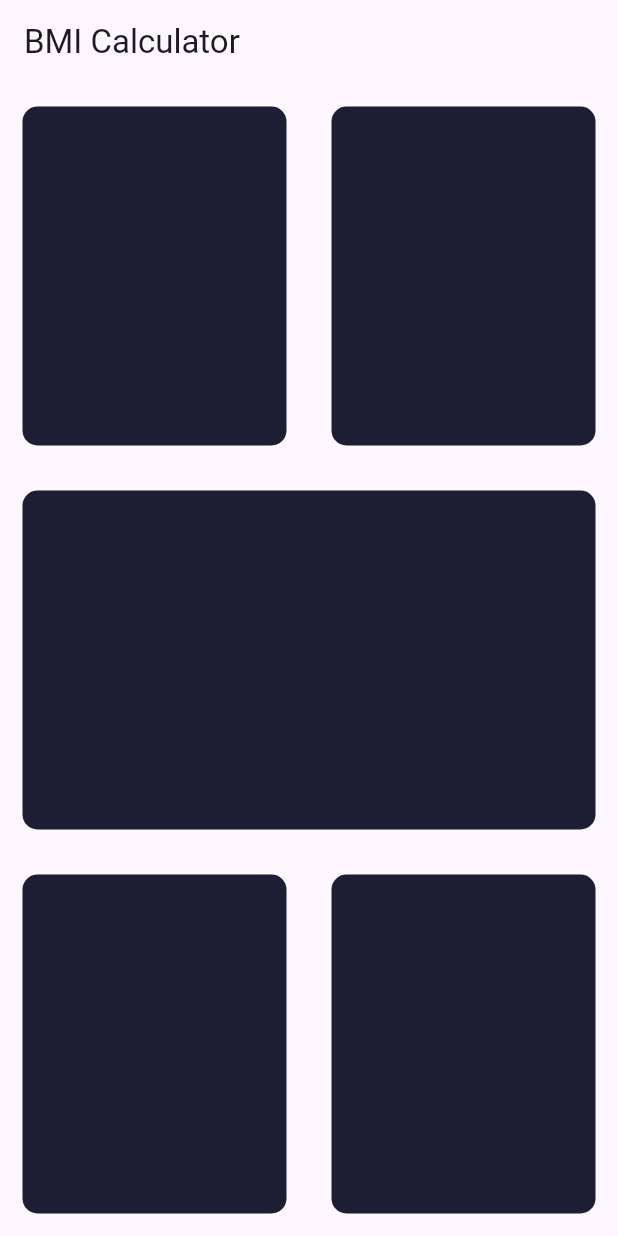
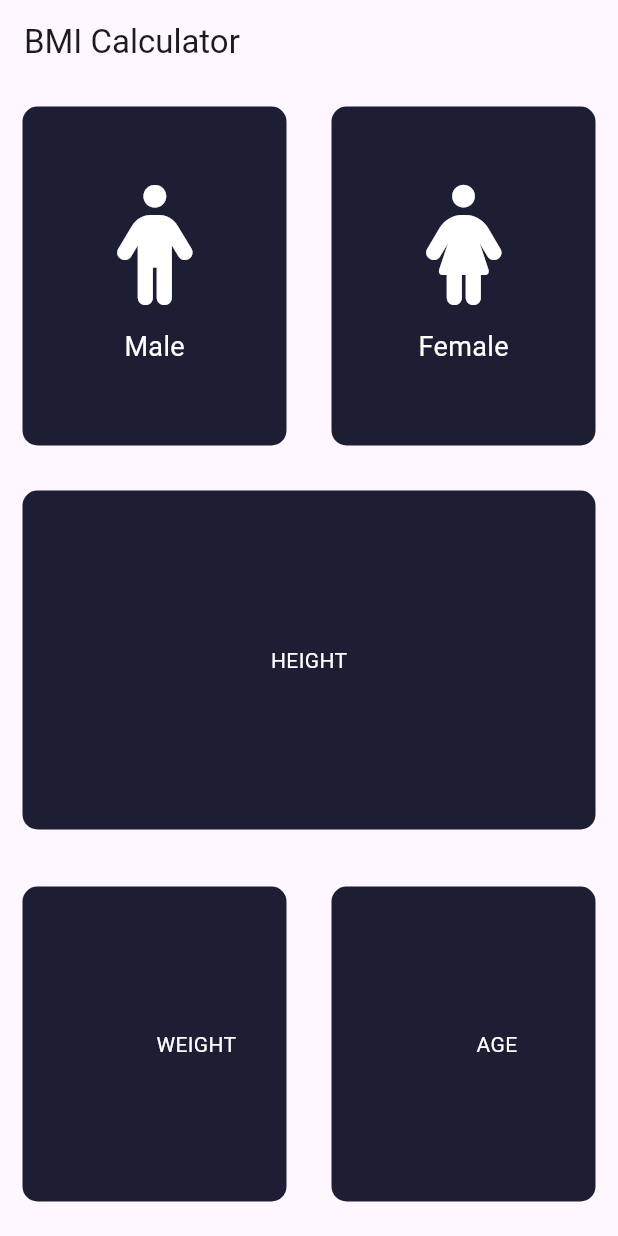
Before and after one commit to shahzaibkamal/BMI-Calculator-Shahzaib-, a Flutter app: the screen it shows after launch, on a phone screen of 412 x 824 dp. Run offline on Flutter 3.47's test engine with Material 3 defaults, Android fonts, the phone set to English and light mode, and no system bars; our stand-ins replace font_awesome_flutter.

Commit message:
Video 03: Set icons and text (cardWiidget)  https://www.youtube.com/watch?v=GlEom8wOkEg&list=PLGJPpb8f27YY-gBqVlUbWNz3Eo5IplFlT&index=74
Video 03: Set icons and text (cardWiidget)  https://www.youtube.com/watch?v=GlEom8wOkEg&list=PLGJPpb8f27YY-gBqVlUbWNz3Eo5IplFlT&index=74

```diff
--- a/lib/main.dart
+++ b/lib/main.dart
@@ -1,4 +1,5 @@
 import 'package:flutter/material.dart';
+import 'package:font_awesome_flutter/font_awesome_flutter.dart'; // Importing FontAwesomeIcons
 
 void main() {
   runApp(const MyApp());
@@ -26,7 +27,7 @@ class MyHomePage extends StatefulWidget {
   final String title;
 
   @override
-  _MyHomePageState createState() => _MyHomePageState(); // Adding createState implementation
+  _MyHomePageState createState() => _MyHomePageState();
 }
 
 class _MyHomePageState extends State<MyHomePage> {
@@ -42,25 +43,97 @@ class _MyHomePageState extends State<MyHomePage> {
             child: Row(
               children: [
                 Expanded(
-                  child: RepeatContainerCode(colors: const Color(0xFF1D1E33)),
+                  child: RepeatContainerCode(
+                    color: const Color(0xFF1D1E33), // Corrected parameter name
+                    cardWidget: Column(
+                      mainAxisAlignment: MainAxisAlignment.center,
+                      children: [
+                        Icon(
+                          FontAwesomeIcons.male,
+                          color: Colors.white, // Ensure icon appears in white
+                          size: 80.0,
+                        ),
+                        const SizedBox(
+                          height: 15.0,
+                        ),
+                        Text(
+                          'Male',
+                          style: TextStyle(
+                            fontSize: 18.0,
+                            color: Colors.white, // Ensure text appears in white
+                          ),
+                        ),
+                      ],
+                    ),
+                  ),
                 ),
                 Expanded(
-                  child: RepeatContainerCode(colors: const Color(0xFF1D1E33)),
+                  child: RepeatContainerCode(
+                    color: const Color(0xFF1D1E33),
+                    cardWidget: Column(
+                      mainAxisAlignment: MainAxisAlignment.center,
+                      children: [
+                        Icon(
+                          FontAwesomeIcons.female,
+                          color: Colors.white, // Ensure icon appears in white
+                          size: 80.0,
+                        ),
+                        const SizedBox(
+                          height: 15.0,
+                        ),
+                        Text(
+                          'Female',
+                          style: TextStyle(
+                            fontSize: 18.0,
+                            color: Colors.white, // Ensure text appears in white
+                          ),
+                        ),
+                      ],
+                    ),
+                  ),
                 ),
               ],
             ),
           ),
           Expanded(
-            child: RepeatContainerCode(colors: const Color(0xFF1D1E33)),
+            child: RepeatContainerCode(
+              color: const Color(0xFF1D1E33),
+              cardWidget: const Center(
+                child: Text(
+                  "HEIGHT",
+                  style: TextStyle(
+                    color: Colors.white, // Ensuring text appears in white
+                  ),
+                ),
+              ),
+            ),
           ),
           Expanded(
             child: Row(
               children: [
                 Expanded(
-                  child: RepeatContainerCode(colors: const Color(0xFF1D1E33)),
+                  child: RepeatContainerCode(
+                    color: const Color(0xFF1D1E33),
+                    cardWidget: Text(
+                      "                        WEIGHT",
+                      style: TextStyle(
+                        height: 15.0,
+                        color: Colors.white, // Ensuring text appears in white
+                      ),
+                    ),
+                  ),
                 ),
                 Expanded(
-                  child: RepeatContainerCode(colors: const Color(0xFF1D1E33)),
+                  child: RepeatContainerCode(
+                    color: const Color(0xFF1D1E33),
+                    cardWidget: Text(
+                      "                          AGE",
+                      style: TextStyle(
+                        height: 15.0,
+                        color: Colors.white, // Ensuring text appears in white
+                      ),
+                    ),
+                  ),
                 ),
               ],
             ),
@@ -72,16 +145,22 @@ class _MyHomePageState extends State<MyHomePage> {
 }
 
 class RepeatContainerCode extends StatelessWidget {
-  const RepeatContainerCode({required this.colors});
+  const RepeatContainerCode({
+    super.key,
+    required this.color,
+    this.cardWidget = const SizedBox(),
+  });
 
-  final Color colors; // Using `final` or just removing `const` from constructor
+  final Color color;
+  final Widget cardWidget;
 
   @override
   Widget build(BuildContext context) {
     return Container(
       margin: const EdgeInsets.all(15.0),
+      child: cardWidget, // Ensuring the widget is not null
       decoration: BoxDecoration(
-        color: colors,
+        color: color,
         borderRadius: BorderRadius.circular(10.0),
       ),
     );
```
Also changed, not shown: pubspec.yaml (+23 -71 lines), pubspec.lock.
